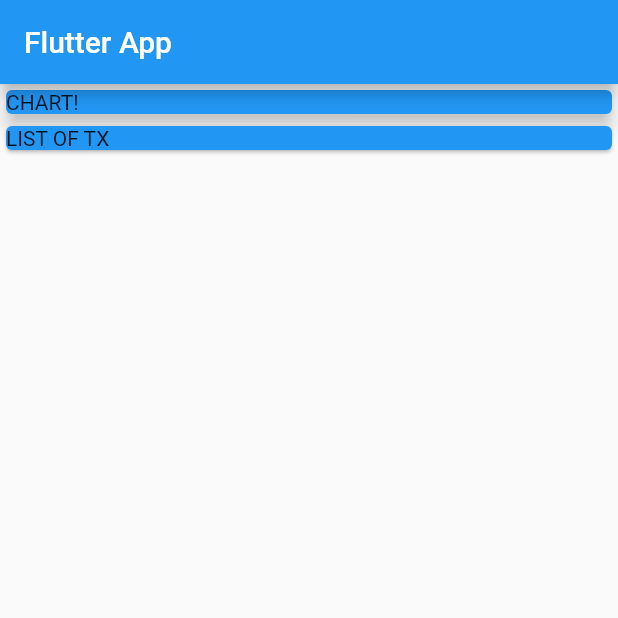
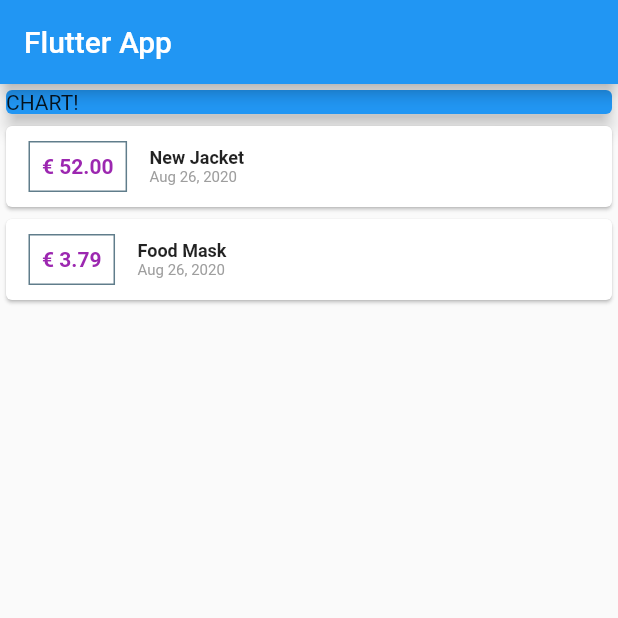
Before and after one commit to melaLetics/learning_flutter, a Flutter app: the screen it shows after launch, on a phone screen of 412 x 824 dp, the top half of it. Run offline on Flutter 3.47's test engine with Material 2 defaults, Android fonts, the phone set to English and light mode, and no system bars.

Commit message:
second day

```diff
--- a/lib/main.dart
+++ b/lib/main.dart
@@ -1,4 +1,7 @@
 import 'package:flutter/material.dart';
+import 'package:intl/intl.dart';
+
+import './transaction.dart';
 
 void main() => runApp(MyApp());
 
@@ -13,14 +16,28 @@ class MyApp extends StatelessWidget {
 }
 
 class MyHomePage extends StatelessWidget {
+  final List<Transaction> transactions = [
+    Transaction(
+      id: 't1',
+      title: 'New Jacket',
+      amount: 52.00,
+      date: DateTime.now(),
+    ),
+    Transaction(
+      id: 't2',
+      title: 'Food Mask',
+      amount: 3.79,
+      date: DateTime.now(),
+    ),
+  ];
+
   @override
   Widget build(BuildContext context) {
     return Scaffold(
         appBar: AppBar(
           title: Text('Flutter App'),
         ),
-      body: Column(
-        children: [
+        body: Column(children: [
           Container(
             width: double.infinity,
             child: Card(
@@ -29,15 +46,51 @@ class MyHomePage extends StatelessWidget {
               color: Colors.blue,
             ),
           ),
+          Column(
+            children: transactions.map((tx) {
+              return Card(
+                child: Row(
+                  children: [
                     Container(
-            width: double.infinity,
-            child: Card(
-              child: Text('LIST OF TX'),
-              color: Colors.blue,
+                      margin:
+                          EdgeInsets.symmetric(vertical: 10, horizontal: 15),
+                      decoration: BoxDecoration(
+                        border: Border.all(color: Colors.blueGrey, width: 1),
+                      ),
+                      padding: EdgeInsets.all(8),
+                      child: Text(
+                        '€ ' + tx.amount.toStringAsFixed(2),
+                        style: TextStyle(
+                          fontWeight: FontWeight.bold,
+                          color: Colors.purple,
+                          fontSize: 14,
                         ),
                       ),
+                    ),
+                    Column(
+                      children: [
+                        Text(
+                          tx.title,
+                          style: TextStyle(
+                            fontWeight: FontWeight.bold,
+                            fontSize: 12,
+                          ),
+                        ),
+                        Text(
+                          DateFormat.yMMMd().format(tx.date),
+                          style: TextStyle(
+                            color: Colors.grey,
+                            fontSize: 10,
+                          ),
+                        )
+                      ],
+                      crossAxisAlignment: CrossAxisAlignment.start,
+                    )
                   ],
                 ),
               );
+            }).toList(),
+          ),
+        ]));
   }
 }
--- /dev/null
+++ b/lib/transaction.dart
@@ -0,0 +1,15 @@
+import 'package:flutter/foundation.dart';
+
+class Transaction {
+  final String id;
+  final String title;
+  final double amount;
+  final DateTime date;
+
+  Transaction({
+    @required this.id,
+    @required this.title,
+    @required this.amount,
+    @required this.date,
+  });
+}
--- a/pubspec.yaml
+++ b/pubspec.yaml
@@ -32,7 +32,7 @@ dependencies:
 dev_dependencies:
   flutter_test:
     sdk: flutter
-
+  intl: ^0.15.8
 # For information on the generic Dart part of this file, see the
 # following page: https://dart.dev/tools/pub/pubspec
 
```
Also changed, not shown: pubspec.lock. Lines whose indentation alone changed are shown as unchanged.
